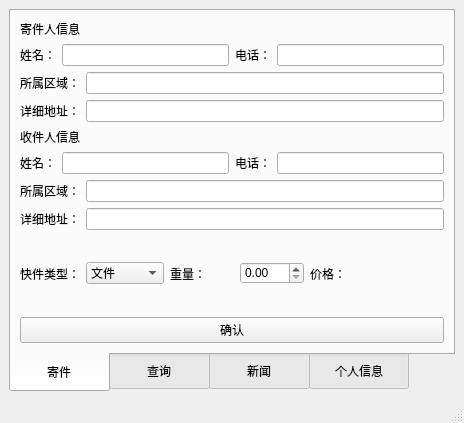
Qt form mainwindow.ui (UWillno/Express_user_system) before a commit.
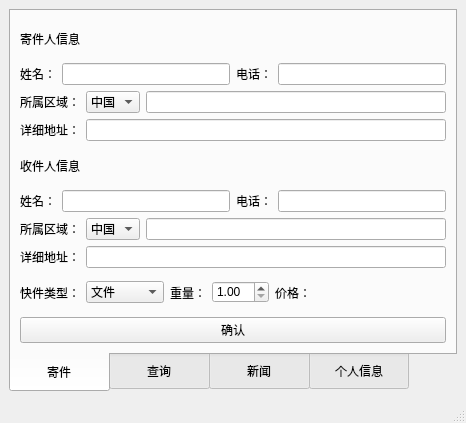
The same form after that commit. The open tabs and pages were chosen to show the change.

The edit to the form file:
```diff
--- a/mainwindow.ui
+++ b/mainwindow.ui
@@ -6,7 +6,7 @@
    <rect>
     <x>0</x>
     <y>0</y>
-    <width>421</width>
+    <width>466</width>
     <height>423</height>
    </rect>
   </property>
@@ -43,11 +43,7 @@
        <attribute name="title">
         <string>寄件</string>
        </attribute>
-       <layout class="QVBoxLayout" name="verticalLayout_6">
-        <item>
-         <layout class="QVBoxLayout" name="verticalLayout_4">
-          <item>
-           <layout class="QVBoxLayout" name="verticalLayout_3">
+       <layout class="QVBoxLayout" name="verticalLayout_2">
             <item>
              <widget class="QLabel" name="label">
               <property name="text">
@@ -88,8 +84,6 @@
              </layout>
             </item>
             <item>
-             <layout class="QVBoxLayout" name="verticalLayout_2">
-              <item>
                <layout class="QHBoxLayout" name="horizontalLayout_5">
                 <item>
                  <widget class="QLabel" name="label_6">
@@ -98,6 +92,20 @@
                   </property>
                  </widget>
                 </item>
+          <item>
+           <widget class="QComboBox" name="comboBox_cf_2">
+            <item>
+             <property name="text">
+              <string>中国</string>
+             </property>
+            </item>
+            <item>
+             <property name="text">
+              <string>外国</string>
+             </property>
+            </item>
+           </widget>
+          </item>
                 <item>
                  <widget class="QLineEdit" name="lineEdit_send_area"/>
                 </item>
@@ -117,10 +125,6 @@
                 </item>
                </layout>
               </item>
-             </layout>
-            </item>
-           </layout>
-          </item>
           <item>
            <widget class="QLabel" name="label_3">
             <property name="text">
@@ -161,8 +165,6 @@
            </layout>
           </item>
           <item>
-           <layout class="QVBoxLayout" name="verticalLayout_5">
-            <item>
              <layout class="QHBoxLayout" name="horizontalLayout_6">
               <item>
                <widget class="QLabel" name="label_8">
@@ -171,6 +173,20 @@
                 </property>
                </widget>
               </item>
+          <item>
+           <widget class="QComboBox" name="comboBox_cf_3">
+            <item>
+             <property name="text">
+              <string>中国</string>
+             </property>
+            </item>
+            <item>
+             <property name="text">
+              <string>外国</string>
+             </property>
+            </item>
+           </widget>
+          </item>
               <item>
                <widget class="QLineEdit" name="lineEdit_hav_area"/>
               </item>
@@ -190,10 +206,6 @@
               </item>
              </layout>
             </item>
-           </layout>
-          </item>
-         </layout>
-        </item>
         <item>
          <layout class="QHBoxLayout" name="horizontalLayout_7">
           <item>
@@ -246,14 +258,25 @@
              </widget>
             </item>
             <item>
-             <widget class="QDoubleSpinBox" name="doubleSpinBox_weight"/>
+             <widget class="QDoubleSpinBox" name="doubleSpinBox_weight">
+              <property name="minimum">
+               <double>1.000000000000000</double>
+              </property>
+             </widget>
             </item>
            </layout>
           </item>
+          <item>
+           <widget class="QLabel" name="label_19">
+            <property name="text">
+             <string>价格：</string>
+            </property>
+           </widget>
+          </item>
           <item>
            <widget class="QLabel" name="label_price">
             <property name="text">
-             <string>价格：</string>
+             <string/>
             </property>
            </widget>
           </item>
@@ -283,7 +306,7 @@
            </widget>
           </item>
           <item>
-           <widget class="QLabel" name="label_19">
+           <widget class="QLabel" name="label_yf">
             <property name="text">
              <string>价格：</string>
             </property>
```
Left out of the diff: 92 changed lines with no effect on the pictures. Lines whose indentation alone changed are shown as unchanged.
